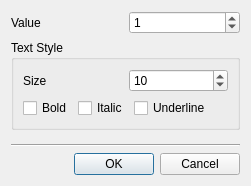
The window that src/Core/form_spinbox_properties.ui (igormironchik/prototyper) describes before a commit, drawn with Qt 5.
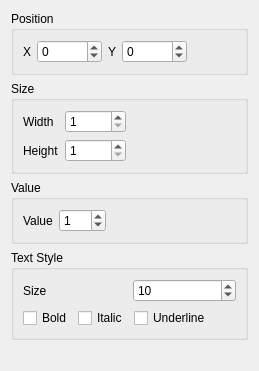
The same window after the commit.

Commit message: Use properties dock for spinbox.

The edit to the form file:
```diff
--- a/src/Core/form_spinbox_properties.ui
+++ b/src/Core/form_spinbox_properties.ui
@@ -1,13 +1,13 @@
 <?xml version="1.0" encoding="UTF-8"?>
 <ui version="4.0">
  <class>SpinBoxProperties</class>
- <widget class="QDialog" name="SpinBoxProperties">
+ <widget class="QWidget" name="SpinBoxProperties">
   <property name="geometry">
    <rect>
     <x>0</x>
     <y>0</y>
-    <width>251</width>
-    <height>186</height>
+    <width>259</width>
+    <height>371</height>
    </rect>
   </property>
   <property name="windowTitle">
@@ -15,8 +15,128 @@
   </property>
   <layout class="QVBoxLayout" name="verticalLayout_2">
    <item>
+    <widget class="QGroupBox" name="groupBox_2">
+     <property name="title">
+      <string>Position</string>
+     </property>
     <layout class="QHBoxLayout" name="horizontalLayout">
      <item>
+       <widget class="QLabel" name="label_3">
+        <property name="text">
+         <string>X</string>
+        </property>
+       </widget>
+      </item>
+      <item>
+       <widget class="QSpinBox" name="m_x">
+        <property name="minimum">
+         <number>-99999</number>
+        </property>
+        <property name="maximum">
+         <number>99999</number>
+        </property>
+       </widget>
+      </item>
+      <item>
+       <widget class="QLabel" name="label_4">
+        <property name="text">
+         <string>Y</string>
+        </property>
+       </widget>
+      </item>
+      <item>
+       <widget class="QSpinBox" name="m_y">
+        <property name="minimum">
+         <number>-99999</number>
+        </property>
+        <property name="maximum">
+         <number>99999</number>
+        </property>
+       </widget>
+      </item>
+      <item>
+       <spacer name="horizontalSpacer_5">
+        <property name="orientation">
+         <enum>Qt::Horizontal</enum>
+        </property>
+        <property name="sizeHint" stdset="0">
+         <size>
+          <width>36</width>
+          <height>20</height>
+         </size>
+        </property>
+       </spacer>
+      </item>
+     </layout>
+    </widget>
+   </item>
+   <item>
+    <widget class="QGroupBox" name="groupBox_3">
+     <property name="title">
+      <string>Size</string>
+     </property>
+     <layout class="QHBoxLayout" name="horizontalLayout_4">
+      <item>
+       <layout class="QGridLayout" name="gridLayout">
+        <item row="0" column="0">
+         <widget class="QLabel" name="label_5">
+          <property name="text">
+           <string>Width</string>
+          </property>
+         </widget>
+        </item>
+        <item row="0" column="1">
+         <widget class="QSpinBox" name="m_width">
+          <property name="minimum">
+           <number>1</number>
+          </property>
+          <property name="maximum">
+           <number>99999</number>
+          </property>
+         </widget>
+        </item>
+        <item row="1" column="0">
+         <widget class="QLabel" name="label_6">
+          <property name="text">
+           <string>Height</string>
+          </property>
+         </widget>
+        </item>
+        <item row="1" column="1">
+         <widget class="QSpinBox" name="m_height">
+          <property name="minimum">
+           <number>1</number>
+          </property>
+          <property name="maximum">
+           <number>99999</number>
+          </property>
+         </widget>
+        </item>
+       </layout>
+      </item>
+      <item>
+       <spacer name="horizontalSpacer_4">
+        <property name="orientation">
+         <enum>Qt::Horizontal</enum>
+        </property>
+        <property name="sizeHint" stdset="0">
+         <size>
+          <width>96</width>
+          <height>20</height>
+         </size>
+        </property>
+       </spacer>
+      </item>
+     </layout>
+    </widget>
+   </item>
+   <item>
+    <widget class="QGroupBox" name="groupBox_4">
+     <property name="title">
+      <string>Value</string>
+     </property>
+     <layout class="QHBoxLayout" name="horizontalLayout_5">
+      <item>
       <widget class="QLabel" name="label">
        <property name="text">
         <string>Value</string>
@@ -33,13 +153,29 @@
        </property>
       </widget>
      </item>
-    </layout>
+      <item>
+       <spacer name="horizontalSpacer_3">
+        <property name="orientation">
+         <enum>Qt::Horizontal</enum>
+        </property>
+        <property name="sizeHint" stdset="0">
+         <size>
+          <width>120</width>
+          <height>20</height>
+         </size>
+        </property>
+       </spacer>
+      </item>
+     </layout>
+    </widget>
    </item>
    <item>
     <widget class="QGroupBox" name="groupBox">
      <property name="title">
       <string>Text Style</string>
      </property>
+     <layout class="QHBoxLayout" name="horizontalLayout_6">
+      <item>
      <layout class="QVBoxLayout" name="verticalLayout">
       <item>
        <layout class="QHBoxLayout" name="horizontalLayout_3">
@@ -104,6 +240,21 @@
        </layout>
       </item>
      </layout>
+      </item>
+      <item>
+       <spacer name="horizontalSpacer_2">
+        <property name="orientation">
+         <enum>Qt::Horizontal</enum>
+        </property>
+        <property name="sizeHint" stdset="0">
+         <size>
+          <width>1</width>
+          <height>20</height>
+         </size>
+        </property>
+       </spacer>
+      </item>
+     </layout>
     </widget>
    </item>
    <item>
@@ -113,29 +264,12 @@
      </property>
      <property name="sizeHint" stdset="0">
       <size>
-       <width>20</width>
-       <height>0</height>
+       <width>17</width>
+       <height>8</height>
       </size>
      </property>
     </spacer>
    </item>
-   <item>
-    <widget class="Line" name="line">
-     <property name="orientation">
-      <enum>Qt::Horizontal</enum>
-     </property>
-    </widget>
-   </item>
-   <item>
-    <widget class="QDialogButtonBox" name="buttonBox">
-     <property name="orientation">
-      <enum>Qt::Horizontal</enum>
-     </property>
-     <property name="standardButtons">
-      <set>QDialogButtonBox::Cancel|QDialogButtonBox::Ok</set>
-     </property>
-    </widget>
-   </item>
   </layout>
  </widget>
  <resources/>
```
Left out of the diff: 48 changed lines with no effect on the pictures. Lines whose indentation alone changed are shown as unchanged. The commit also changes 7 other files.
